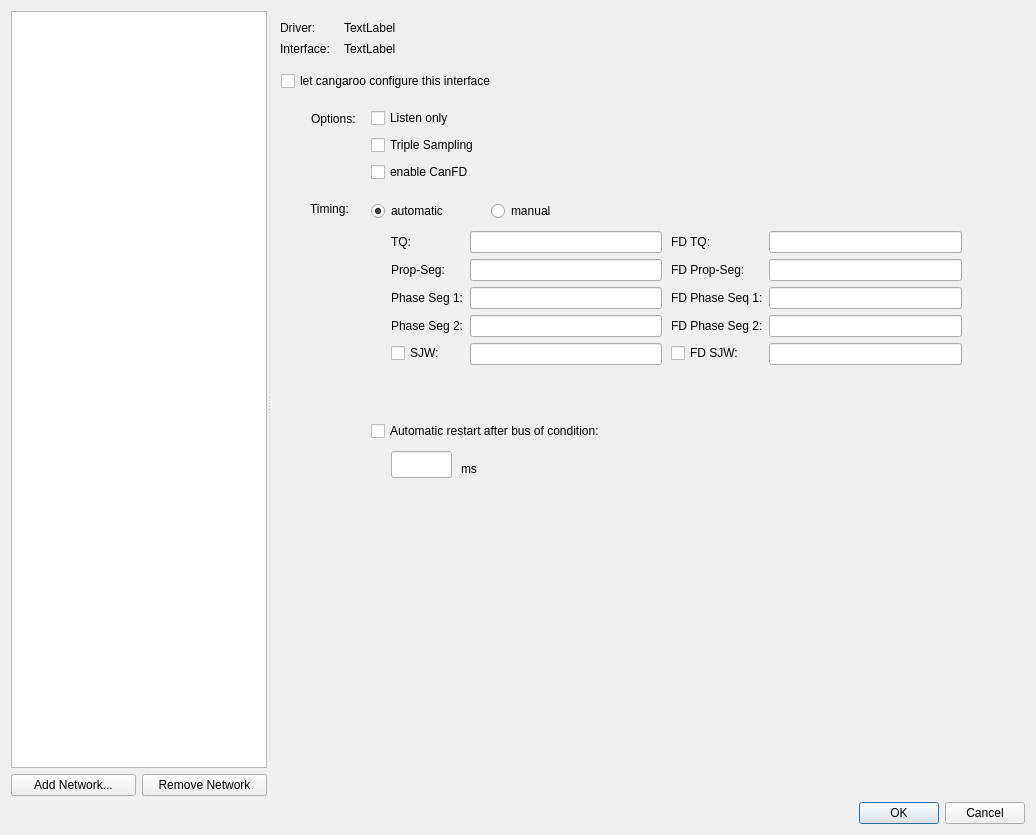
Above: src/window/SetupDialog/SetupDialog.ui from HubertD/cangaroo before the change. Below: the same form after it.
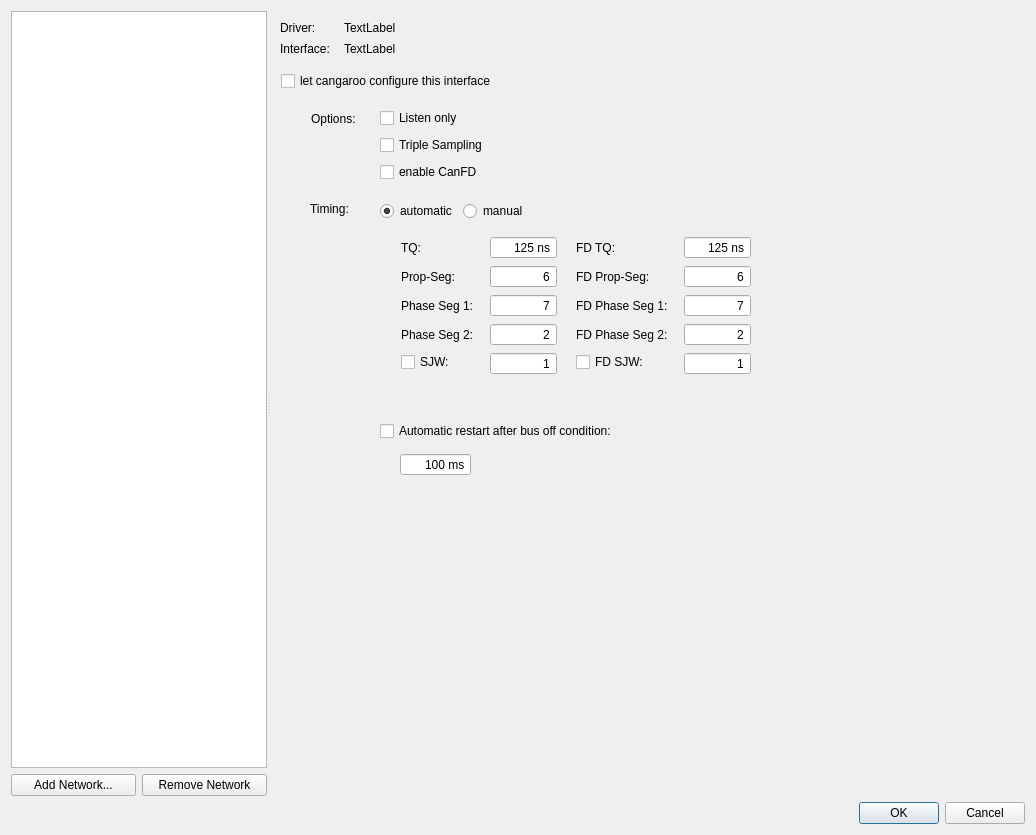
That is the form after the change.

Commit message: optimize setup can if layout

Patch:
```diff
--- a/src/window/SetupDialog/SetupDialog.ui
+++ b/src/window/SetupDialog/SetupDialog.ui
@@ -338,7 +338,7 @@
              <number>0</number>
             </property>
             <property name="leftMargin">
-             <number>0</number>
+             <number>9</number>
             </property>
             <property name="topMargin">
              <number>0</number>
@@ -380,32 +380,25 @@
             <rect>
              <x>100</x>
              <y>190</y>
-             <width>631</width>
-             <height>311</height>
+             <width>516</width>
+             <height>291</height>
             </rect>
            </property>
-           <widget class="QRadioButton" name="rbSocketCanManualTiming">
-            <property name="geometry">
-             <rect>
-              <x>120</x>
-              <y>0</y>
-              <width>104</width>
-              <height>20</height>
-             </rect>
+           <layout class="QVBoxLayout" name="verticalLayout_8">
+            <property name="leftMargin">
+             <number>0</number>
             </property>
-            <property name="text">
-             <string>manual</string>
+            <property name="topMargin">
+             <number>0</number>
             </property>
-           </widget>
+            <item>
+             <widget class="QWidget" name="widget_8" native="true">
+              <layout class="QHBoxLayout" name="horizontalLayout_5">
+               <property name="topMargin">
+                <number>0</number>
+               </property>
+               <item>
            <widget class="QRadioButton" name="rbSocketCanAutomaticTiming">
-            <property name="geometry">
-             <rect>
-              <x>0</x>
-              <y>0</y>
-              <width>104</width>
-              <height>20</height>
-             </rect>
-            </property>
             <property name="text">
              <string>automatic</string>
             </property>
@@ -413,15 +406,32 @@
              <bool>true</bool>
             </property>
            </widget>
+               </item>
+               <item>
+                <widget class="QRadioButton" name="rbSocketCanManualTiming">
+                 <property name="text">
+                  <string>manual</string>
+                 </property>
+                </widget>
+               </item>
+               <item>
+                <spacer name="horizontalSpacer_2">
+                 <property name="orientation">
+                  <enum>Qt::Horizontal</enum>
+                 </property>
+                 <property name="sizeHint" stdset="0">
+                  <size>
+                   <width>310</width>
+                   <height>20</height>
+                  </size>
+                 </property>
+                </spacer>
+               </item>
+              </layout>
+             </widget>
+            </item>
+            <item>
            <widget class="QStackedWidget" name="stackedSocketCanTiming">
-            <property name="geometry">
-             <rect>
-              <x>10</x>
-              <y>30</y>
-              <width>591</width>
-              <height>191</height>
-             </rect>
-            </property>
             <property name="currentIndex">
              <number>1</number>
             </property>
@@ -574,16 +584,34 @@
              </widget>
             </widget>
             <widget class="QWidget" name="pageSocketCanManualTiming">
+               <layout class="QHBoxLayout" name="horizontalLayout_4">
+                <property name="spacing">
+                 <number>0</number>
+                </property>
+                <property name="leftMargin">
+                 <number>30</number>
+                </property>
+                <property name="topMargin">
+                 <number>0</number>
+                </property>
+                <property name="rightMargin">
+                 <number>0</number>
+                </property>
+                <property name="bottomMargin">
+                 <number>0</number>
+                </property>
+                <item>
              <widget class="QWidget" name="widget_6" native="true">
-              <property name="geometry">
-               <rect>
-                <x>10</x>
-                <y>0</y>
-                <width>271</width>
-                <height>177</height>
-               </rect>
-              </property>
               <layout class="QFormLayout" name="formLayout_2">
+                   <property name="horizontalSpacing">
+                    <number>16</number>
+                   </property>
+                   <property name="leftMargin">
+                    <number>0</number>
+                   </property>
+                   <property name="topMargin">
+                    <number>0</number>
+                   </property>
                <item row="0" column="0">
                 <widget class="QLabel" name="laSocketCanTQ">
                  <property name="text">
@@ -592,7 +620,26 @@
                 </widget>
                </item>
                <item row="0" column="1">
-                <widget class="QLineEdit" name="leSocketCanTQ"/>
+                    <widget class="QSpinBox" name="spSocketCanTQ">
+                     <property name="alignment">
+                      <set>Qt::AlignRight|Qt::AlignTrailing|Qt::AlignVCenter</set>
+                     </property>
+                     <property name="buttonSymbols">
+                      <enum>QAbstractSpinBox::NoButtons</enum>
+                     </property>
+                     <property name="suffix">
+                      <string> ns</string>
+                     </property>
+                     <property name="maximum">
+                      <number>999999</number>
+                     </property>
+                     <property name="singleStep">
+                      <number>5</number>
+                     </property>
+                     <property name="value">
+                      <number>125</number>
+                     </property>
+                    </widget>
                </item>
                <item row="1" column="0">
                 <widget class="QLabel" name="laSocketCanPropSeg">
@@ -601,9 +648,6 @@
                  </property>
                 </widget>
                </item>
-               <item row="1" column="1">
-                <widget class="QLineEdit" name="leSocketCanPropSeg"/>
-               </item>
                <item row="2" column="0">
                 <widget class="QLabel" name="laSocketCanPhaseSeg1">
                  <property name="text">
@@ -611,9 +655,6 @@
                  </property>
                 </widget>
                </item>
-               <item row="2" column="1">
-                <widget class="QLineEdit" name="leSocketCanPhaseSeg1"/>
-               </item>
                <item row="3" column="0">
                 <widget class="QLabel" name="laSocketCanPhaseSeg2">
                  <property name="text">
@@ -621,9 +662,6 @@
                  </property>
                 </widget>
                </item>
-               <item row="3" column="1">
-                <widget class="QLineEdit" name="leSocketCanPhaseSeg2"/>
-               </item>
                <item row="4" column="0">
                 <widget class="QCheckBox" name="cbSocketCanSJW">
                  <property name="text">
@@ -631,21 +669,121 @@
                  </property>
                 </widget>
                </item>
+                   <item row="1" column="1">
+                    <widget class="QSpinBox" name="spSocketCanPropSeg">
+                     <property name="alignment">
+                      <set>Qt::AlignRight|Qt::AlignTrailing|Qt::AlignVCenter</set>
+                     </property>
+                     <property name="buttonSymbols">
+                      <enum>QAbstractSpinBox::NoButtons</enum>
+                     </property>
+                     <property name="suffix">
+                      <string/>
+                     </property>
+                     <property name="minimum">
+                      <number>1</number>
+                     </property>
+                     <property name="maximum">
+                      <number>8</number>
+                     </property>
+                     <property name="singleStep">
+                      <number>1</number>
+                     </property>
+                     <property name="value">
+                      <number>6</number>
+                     </property>
+                    </widget>
+                   </item>
+                   <item row="2" column="1">
+                    <widget class="QSpinBox" name="spSocketCanPhaseSeg1">
+                     <property name="alignment">
+                      <set>Qt::AlignRight|Qt::AlignTrailing|Qt::AlignVCenter</set>
+                     </property>
+                     <property name="buttonSymbols">
+                      <enum>QAbstractSpinBox::NoButtons</enum>
+                     </property>
+                     <property name="suffix">
+                      <string/>
+                     </property>
+                     <property name="minimum">
+                      <number>1</number>
+                     </property>
+                     <property name="maximum">
+                      <number>8</number>
+                     </property>
+                     <property name="singleStep">
+                      <number>1</number>
+                     </property>
+                     <property name="value">
+                      <number>7</number>
+                     </property>
+                    </widget>
+                   </item>
+                   <item row="3" column="1">
+                    <widget class="QSpinBox" name="spSocketCanPhaseSeg2">
+                     <property name="alignment">
+                      <set>Qt::AlignRight|Qt::AlignTrailing|Qt::AlignVCenter</set>
+                     </property>
+                     <property name="buttonSymbols">
+                      <enum>QAbstractSpinBox::NoButtons</enum>
+                     </property>
+                     <property name="suffix">
+                      <string/>
+                     </property>
+                     <property name="minimum">
+                      <number>1</number>
+                     </property>
+                     <property name="maximum">
+                      <number>8</number>
+                     </property>
+                     <property name="singleStep">
+                      <number>1</number>
+                     </property>
+                     <property name="value">
+                      <number>2</number>
+                     </property>
+                    </widget>
+                   </item>
                <item row="4" column="1">
-                <widget class="QLineEdit" name="leSocketCanSJW"/>
+                    <widget class="QSpinBox" name="spSocketCanSJW">
+                     <property name="alignment">
+                      <set>Qt::AlignRight|Qt::AlignTrailing|Qt::AlignVCenter</set>
+                     </property>
+                     <property name="buttonSymbols">
+                      <enum>QAbstractSpinBox::NoButtons</enum>
+                     </property>
+                     <property name="suffix">
+                      <string/>
+                     </property>
+                     <property name="minimum">
+                      <number>1</number>
+                     </property>
+                     <property name="maximum">
+                      <number>8</number>
+                     </property>
+                     <property name="singleStep">
+                      <number>1</number>
+                     </property>
+                     <property name="value">
+                      <number>1</number>
+                     </property>
+                    </widget>
                </item>
               </layout>
              </widget>
-             <widget class="QWidget" name="wSocketCanManualTimingCanFd" native="true">
-              <property name="geometry">
-               <rect>
-                <x>290</x>
-                <y>0</y>
-                <width>291</width>
-                <height>177</height>
-               </rect>
-              </property>
+                </item>
+                <item>
+                 <widget class="QWidget" name="wSocketCanFdManualTiming" native="true">
               <layout class="QFormLayout" name="formLayout_3">
+                   <property name="horizontalSpacing">
+                    <number>16</number>
+                   </property>
+                   <property name="leftMargin">
+                    <number>10</number>
+                   </property>
+                   <property name="topMargin">
+                    <number>0</number>
+                   </property>
                <item row="0" column="0">
                 <widget class="QLabel" name="laSocketCanFdTQ">
                  <property name="text">
@@ -654,7 +792,26 @@
                 </widget>
                </item>
                <item row="0" column="1">
-                <widget class="QLineEdit" name="leSocketCanFdTQ"/>
+                    <widget class="QSpinBox" name="spSocketCanFdTQ">
+                     <property name="alignment">
+                      <set>Qt::AlignRight|Qt::AlignTrailing|Qt::AlignVCenter</set>
+                     </property>
+                     <property name="buttonSymbols">
+                      <enum>QAbstractSpinBox::NoButtons</enum>
+                     </property>
+                     <property name="suffix">
+                      <string> ns</string>
+                     </property>
+                     <property name="maximum">
+                      <number>999999</number>
+                     </property>
+                     <property name="singleStep">
+                      <number>5</number>
+                     </property>
+                     <property name="value">
+                      <number>125</number>
+                     </property>
+                    </widget>
                </item>
                <item row="1" column="0">
                 <widget class="QLabel" name="laSocketCanFdPropSeg">
@@ -663,19 +820,13 @@
                  </property>
                 </widget>
                </item>
-               <item row="1" column="1">
-                <widget class="QLineEdit" name="leSocketCanFdPropSeg"/>
-               </item>
                <item row="2" column="0">
                 <widget class="QLabel" name="laSocketCanFdPhaseSeg1">
                  <property name="text">
-                  <string>FD Phase Seq 1:</string>
+                      <string>FD Phase Seg 1:</string>
                  </property>
                 </widget>
                </item>
-               <item row="2" column="1">
-                <widget class="QLineEdit" name="leSocketCanFdPhaseSeg1"/>
-               </item>
                <item row="3" column="0">
                 <widget class="QLabel" name="laSocketCanPhaseSeg2_2">
                  <property name="text">
@@ -683,9 +834,6 @@
                  </property>
                 </widget>
                </item>
-               <item row="3" column="1">
-                <widget class="QLineEdit" name="leSocketCanFdPhaseSeg2"/>
-               </item>
                <item row="4" column="0">
                 <widget class="QCheckBox" name="cbSocketCanFdSJW">
                  <property name="text">
@@ -693,52 +841,202 @@
                  </property>
                 </widget>
                </item>
+                   <item row="1" column="1">
+                    <widget class="QSpinBox" name="spSocketCanFdPropSeg">
+                     <property name="alignment">
+                      <set>Qt::AlignRight|Qt::AlignTrailing|Qt::AlignVCenter</set>
+                     </property>
+                     <property name="buttonSymbols">
+                      <enum>QAbstractSpinBox::NoButtons</enum>
+                     </property>
+                     <property name="suffix">
+                      <string/>
+                     </property>
+                     <property name="minimum">
+                      <number>1</number>
+                     </property>
+                     <property name="maximum">
+                      <number>8</number>
+                     </property>
+                     <property name="singleStep">
+                      <number>1</number>
+                     </property>
+                     <property name="value">
+                      <number>6</number>
+                     </property>
+                    </widget>
+                   </item>
+                   <item row="2" column="1">
+                    <widget class="QSpinBox" name="spSocketCanFdPhaseSeg1">
+                     <property name="alignment">
+                      <set>Qt::AlignRight|Qt::AlignTrailing|Qt::AlignVCenter</set>
+                     </property>
+                     <property name="buttonSymbols">
+                      <enum>QAbstractSpinBox::NoButtons</enum>
+                     </property>
+                     <property name="suffix">
+                      <string/>
+                     </property>
+                     <property name="minimum">
+                      <number>1</number>
+                     </property>
+                     <property name="maximum">
+                      <number>8</number>
+                     </property>
+                     <property name="singleStep">
+                      <number>1</number>
+                     </property>
+                     <property name="value">
+                      <number>7</number>
+                     </property>
+                    </widget>
+                   </item>
+                   <item row="3" column="1">
+                    <widget class="QSpinBox" name="spSocketCanFdPhaseSeg2">
+                     <property name="alignment">
+                      <set>Qt::AlignRight|Qt::AlignTrailing|Qt::AlignVCenter</set>
+                     </property>
+                     <property name="buttonSymbols">
+                      <enum>QAbstractSpinBox::NoButtons</enum>
+                     </property>
+                     <property name="suffix">
+                      <string/>
+                     </property>
+                     <property name="minimum">
+                      <number>1</number>
+                     </property>
+                     <property name="maximum">
+                      <number>8</number>
+                     </property>
+                     <property name="singleStep">
+                      <number>1</number>
+                     </property>
+                     <property name="value">
+                      <number>2</number>
+                     </property>
+                    </widget>
+                   </item>
                <item row="4" column="1">
-                <widget class="QLineEdit" name="leSocketCanFdSJW"/>
+                    <widget class="QSpinBox" name="spSocketCanFdSJW">
+                     <property name="alignment">
+                      <set>Qt::AlignRight|Qt::AlignTrailing|Qt::AlignVCenter</set>
+                     </property>
+                     <property name="buttonSymbols">
+                      <enum>QAbstractSpinBox::NoButtons</enum>
+                     </property>
+                     <property name="suffix">
+                      <string/>
+                     </property>
+                     <property name="minimum">
+                      <number>1</number>
+                     </property>
+                     <property name="maximum">
+                      <number>8</number>
+                     </property>
+                     <property name="singleStep">
+                      <number>1</number>
+                     </property>
+                     <property name="value">
+                      <number>1</number>
+                     </property>
+                    </widget>
                </item>
               </layout>
              </widget>
-            </widget>
-           </widget>
-           <widget class="QLabel" name="label_19">
-            <property name="geometry">
-             <rect>
-              <x>90</x>
-              <y>260</y>
-              <width>59</width>
-              <height>15</height>
-             </rect>
-            </property>
-            <property name="text">
-             <string>ms</string>
-            </property>
-           </widget>
+                </item>
+                <item>
+                 <spacer name="horizontalSpacer">
+                  <property name="orientation">
+                   <enum>Qt::Horizontal</enum>
+                  </property>
+                  <property name="sizeHint" stdset="0">
+                   <size>
+                    <width>48</width>
+                    <height>20</height>
+                   </size>
+                  </property>
+                 </spacer>
+                </item>
+               </layout>
+              </widget>
+             </widget>
+            </item>
+            <item>
+             <widget class="QWidget" name="widget_9" native="true">
+              <property name="minimumSize">
+               <size>
+                <width>0</width>
+                <height>80</height>
+               </size>
+              </property>
+              <layout class="QVBoxLayout" name="verticalLayout_7">
+               <item>
            <widget class="QCheckBox" name="cbSocketCanRestart">
-            <property name="geometry">
-             <rect>
-              <x>0</x>
-              <y>220</y>
-              <width>301</width>
-              <height>20</height>
-             </rect>
-            </property>
             <property name="text">
-             <string>Automatic restart after bus of condition:</string>
-            </property>
-           </widget>
-           <widget class="QLineEdit" name="leSocketCanRestartTime">
-            <property name="geometry">
-             <rect>
-              <x>20</x>
-              <y>250</y>
-              <width>61</width>
-              <height>27</height>
-             </rect>
-            </property>
-            <property name="statusTip">
-             <string>Automatic restart delay time. If set to a non-zero value, a restart of the CAN controller will be triggered automatically in case of a bus-off condition after the specified delay time in milliseconds. By default it's off.</string>
-            </property>
-           </widget>
+                  <string>Automatic restart after bus off condition:</string>
+                 </property>
+                </widget>
+               </item>
+               <item>
+                <widget class="QWidget" name="widget_10" native="true">
+                 <layout class="QHBoxLayout" name="horizontalLayout_6">
+                  <property name="leftMargin">
+                   <number>20</number>
+                  </property>
+                  <property name="topMargin">
+                   <number>0</number>
+                  </property>
+                  <property name="bottomMargin">
+                   <number>0</number>
+                  </property>
+                  <item>
+                   <widget class="QSpinBox" name="spSocketCanRestartTime">
+                    <property name="maximumSize">
+                     <size>
+                      <width>16777215</width>
+                      <height>16777215</height>
+                     </size>
+                    </property>
+                    <property name="alignment">
+                     <set>Qt::AlignRight|Qt::AlignTrailing|Qt::AlignVCenter</set>
+                    </property>
+                    <property name="buttonSymbols">
+                     <enum>QAbstractSpinBox::NoButtons</enum>
+                    </property>
+                    <property name="suffix">
+                     <string> ms</string>
+                    </property>
+                    <property name="maximum">
+                     <number>999999</number>
+                    </property>
+                    <property name="singleStep">
+                     <number>10</number>
+                    </property>
+                    <property name="value">
+                     <number>100</number>
+                    </property>
+                   </widget>
+                  </item>
+                  <item>
+                   <spacer name="horizontalSpacer_3">
+                    <property name="orientation">
+                     <enum>Qt::Horizontal</enum>
+                    </property>
+                    <property name="sizeHint" stdset="0">
+                     <size>
+                      <width>352</width>
+                      <height>20</height>
+                     </size>
+                    </property>
+                   </spacer>
+                  </item>
+                 </layout>
+                </widget>
+               </item>
+              </layout>
+             </widget>
+            </item>
+           </layout>
           </widget>
           <widget class="QCheckBox" name="cbSocketCanConfigured">
            <property name="geometry">
```
Left out of the diff: 171 changed lines with no effect on the pictures. Lines whose indentation alone changed are shown as unchanged. The commit also changes 1 other file.
